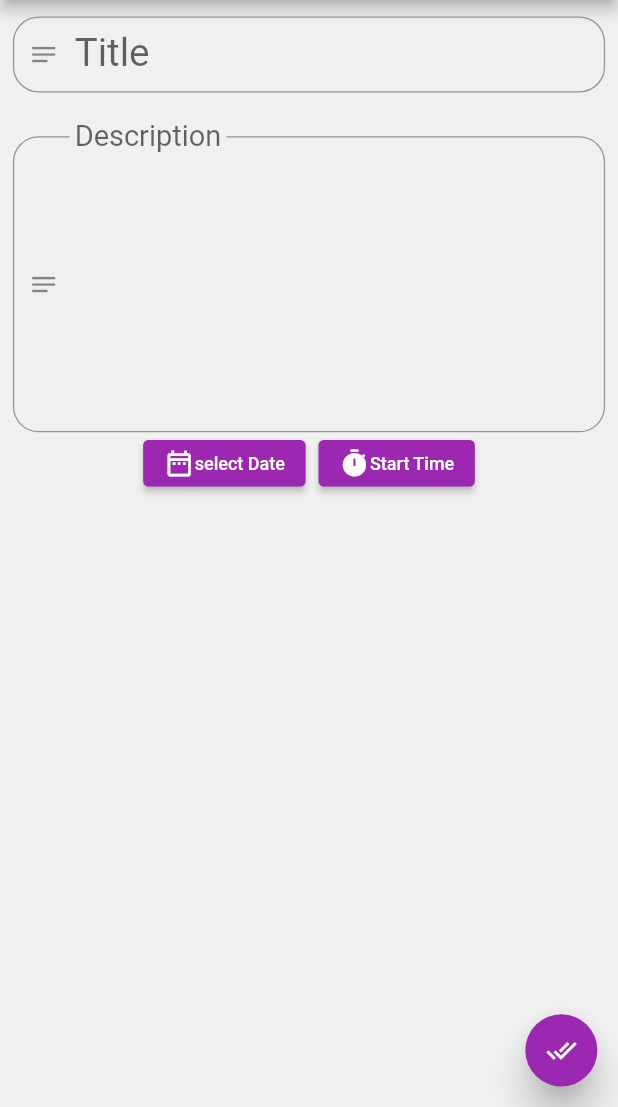
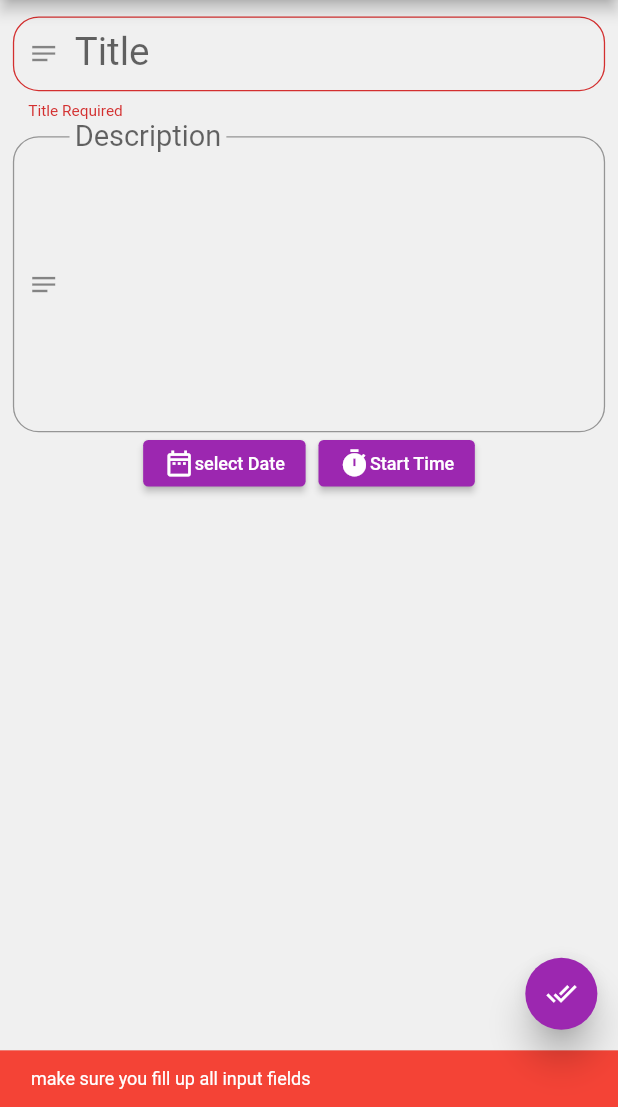
Before and after one commit to Galzysoft/Todolist, a Flutter app: the CreateTodo screen opened directly, after a tap on the "done all" icon, on a phone screen of 412 x 824 dp, the part 129-1236 px from its top. Run offline on Flutter 3.47's test engine with Material 2 defaults, Android fonts, the phone set to English and light mode, and no system bars; our stand-ins replace responsive_framework, sqflite, substring_highlight; accounts and stored records are empty.

Commit message:
todo completed with update and search

```diff
--- a/lib/constants/src/database_constant.dart
+++ b/lib/constants/src/database_constant.dart
@@ -6,6 +6,7 @@ class Db_c{
   static const String todoTable="To_do";
  ///todo columns
 
+  static const String todo_id="id";
   static const String todo_title="title";
   static const String todo_description="description";
   static const String todo_date="date";
--- a/lib/database/database.dart
+++ b/lib/database/database.dart
@@ -12,7 +12,7 @@ class Databases {
   static Future<void> dbconnector2() async {
     try {
 //    lets define out db name
-      String dbname = "/todo.db";
+      String dbname = "/todo1.db";
 //lets get the mobile  default  db path
       String mobilepath = await getDatabasesPath();
 
@@ -21,7 +21,7 @@ class Databases {
       // deleteDatabase(path)
 //lets open our db with this db part
 
-      DB = await openDatabase(dbpath, version: 3, onCreate: (db, version) {
+      DB = await openDatabase(dbpath, version: 1, onCreate: (db, version) {
         print("(yess we create it)");
       }, onOpen: (database) {
         DB = database;
@@ -37,7 +37,7 @@ class Databases {
     ///  lets create  to_do table
     try {
       DB?.execute(
-        '''create table ${Db_c.todoTable} ( ${Db_c.todo_title} text, ${Db_c.todo_description} text, ${Db_c.todo_date} text, ${Db_c.todo_time} text )''',
+        '''create table ${Db_c.todoTable} ( ${Db_c.todo_id} integer primary key autoincrement , ${Db_c.todo_title} text, ${Db_c.todo_description} text, ${Db_c.todo_date} text, ${Db_c.todo_time} text )''',
       );
       print("todoTable is created");
     } on Exception catch (e) {
@@ -73,23 +73,30 @@ class Databases {
     }
   }
 
-  static Future<void> updateTodoa() async {
+  static Future<bool> updateTodoa   ( {
+    required var todo_id,
+    required String todo_title,
+  required String todo_description,
+  required String todo_date,
+  required String todo_time}) async  {
     try {
       await DB?.execute(
-          "UPDATE ${Db_c.todoTable} Set ${Db_c.todo_description} = ? WHERE ${Db_c.todo_title}= ?",
-          ["am happy", "aba"]);
+          "UPDATE ${Db_c.todoTable} Set ${Db_c.todo_title} = ?, ${Db_c.todo_description} = ?,${Db_c.todo_date} = ? ,${Db_c.todo_time} = ? WHERE ${Db_c.todo_id}= ?",
+          [todo_title,todo_description,todo_date,todo_time,todo_id]);
       print("updated successfully");
       selctToDo();
+      return true;
+
     } on Exception catch (e) {
       print("not updated");
+      return false;
     }
   }
 
-  static Future<void> deleteTodo() async {
+  static Future<void> deleteTodo({var id}) async {
     try {
       await DB?.execute(
-          " DELETE FROM ${Db_c.todoTable} WHERE ${Db_c.todo_title} = ? ",
-          ["aba"]);
+          " DELETE FROM ${Db_c.todoTable} where ${Db_c.todo_id} = ?", [id]);
       print("file deleted ");
     } on Exception catch (e) {
       print("delete failed $e");
@@ -99,9 +106,11 @@ class Databases {
 
   static Future<List<TodoModel>> selctToDo() async {
     var Result = await DB!.rawQuery("SELECT * FROM ${Db_c.todoTable}");
+
     ///  select statement with a condition
     //   var Result = await DB!.rawQuery("SELECT * FROM ${Db_c.todoTable} WHERE ${Db_c.todo_title} = ? ",["onyeka"]);
-    String v="onyeka";
+    String v = "onyeka";
+
     /// statement method
     // var Result = await DB!.rawQuery("SELECT * FROM ${Db_c.todoTable} WHERE ${Db_c.todo_title} = $v");
     /// these is been used to perform search  querying of any appearance of  such values
@@ -109,27 +118,56 @@ class Databases {
 //     var Result = await DB!.rawQuery("SELECT * FROM ${Db_c.todoTable} WHERE ${Db_c.todo_description} LIKE ? OR ${Db_c.todo_title} LIKE ? ",["%good%","%london%"]);
 
     if (Result.length != 0) {
-
       /// since our result is a list of map then we need to loop through it and store its ind
       /// individual element as an instance of  our todomodel and store it as a list
       ///
       // List<TodoModel> todoList=Result.map((json) => TodoModel.fromjson(json)).toList();
-      List<TodoModel> todoList=[];
+      List<TodoModel> todoList = [];
+
       ///or
-      for(int i=0;i<Result.length;i++){
-        Map mapresult=Result[i];
+      for (int i = 0; i < Result.length; i++) {
+        Map mapresult = Result[i];
+
         /// let serialize the  mapresult and store it in an instance and store it in  our todoList
-        todoList.add(TodoModel.fromjson(mapresult))  ;
-
+        todoList.add(TodoModel.fromjson(mapresult));
       }
 
-      print("Result is not empty  ${Result}");
+      print("Result is not udtate empty  ${Result}");
       return todoList;
-
-
     } else {
       print("Result is  empty");
       return [];
     }
   }
+
+  static Future<List<TodoModel>> searchToDo(String search) async {
+      /// these is been used to perform search  querying of any appearance of  such values
+    var Result = await DB!.rawQuery("SELECT * FROM ${Db_c.todoTable} WHERE ${Db_c.todo_title} LIKE ? ",["%$search%"]);
+//     var Result = await DB!.rawQuery("SELECT * FROM ${Db_c.todoTable} WHERE ${Db_c.todo_description} LIKE ? OR ${Db_c.todo_title} LIKE ? ",["%good%","%london%"]);
+
+    if (Result.length != 0) {
+      /// since our result is a list of map then we need to loop through it and store its ind
+      /// individual element as an instance of  our todomodel and store it as a list
+      ///
+      // List<TodoModel> todoList=Result.map((json) => TodoModel.fromjson(json)).toList();
+      List<TodoModel> todoList = [];
+
+      ///or
+      for (int i = 0; i < Result.length; i++) {
+        Map mapresult = Result[i];
+
+        /// let serialize the  mapresult and store it in an instance and store it in  our todoList
+        todoList.add(TodoModel.fromjson(mapresult));
       }
+
+      print("Result is not udtate empty  ${Result}");
+      return todoList;
+    } else {
+      print("Result is  empty");
+      return [];
+    }
+  }
+
+
+
+}
--- a/lib/main.dart
+++ b/lib/main.dart
@@ -28,6 +28,7 @@ class MyApp extends StatelessWidget {
       ChangeNotifierProvider.value(value: CreateTodoController()),],
       child: MaterialApp(
         title: 'Flutter Demo',
+        debugShowCheckedModeBanner: false,
         theme: ThemeData(
           // This is the theme of your application.
           //
--- a/lib/screens/create_todo/create_todo.dart
+++ b/lib/screens/create_todo/create_todo.dart
@@ -8,7 +8,8 @@ import 'package:todoapp/screens/todo/pagewidget/todoCard.dart';
 import 'controllers/createTodoController.dart';
 
 class CreateTodo extends StatefulWidget {
-  const CreateTodo({Key? key}) : super(key: key);
+  const CreateTodo({Key? key, this.snapshot}) : super(key: key);
+  final snapshot;
 
   @override
   State<CreateTodo> createState() => _CreateTodoState();
@@ -16,25 +17,71 @@ class CreateTodo extends StatefulWidget {
 
 class _CreateTodoState extends State<CreateTodo> {
   var _future;
+  TextEditingController? title;
+  TextEditingController? details;
 
   @override
-  InitState() {
+  initState() {
+    print("my passed snapshot ${widget.snapshot}");
+    title = TextEditingController(
+        text: widget.snapshot == null ? "" : widget.snapshot.title);
+    details = TextEditingController(
+        text: widget.snapshot == null ? " " : widget.snapshot.description);
+    super.initState();
+  }
 
-  }
-TextEditingController title=TextEditingController();
-  TextEditingController details=TextEditingController(text: " ");
+  final formkey = GlobalKey<FormState>();
+
   @override
   Widget build(BuildContext context) {
     var providerListenTrue =
         Provider.of<CreateTodoController>(context, listen: true);
     var providerListenFalse =
         Provider.of<CreateTodoController>(context, listen: false);
-    return Scaffold(
+
+    /// we  make use of tyhe
+    return WillPopScope(
+      onWillPop: () async {
+        print("ada");
+
+        /// we want to return values back to the previos page  so we uses  Navigator.pop(context, "emma");
+        if( widget.snapshot != null ) {
+          bool update = await Databases.updateTodoa(
+              todo_id: widget.snapshot.id,
+              todo_title: title!.text,
+              todo_description: details!.text,
+              todo_date: providerListenTrue.selectedDate,
+              todo_time: providerListenTrue.selectedTime);
+          if (update) {
+            ScaffoldMessenger.of(context)
+                .showSnackBar(SnackBar(backgroundColor: Colors.green,
+                content: Text("Updated Sucessfully")));
+          } else {
+            ScaffoldMessenger.of(context).showSnackBar(SnackBar(
+                backgroundColor: Colors.red,
+                content: Text("Updated not Sucessfull")));
+          }
+          Navigator.pop(context, "emma");
+        }
+        return true;
+      },
+      child: Scaffold(
         backgroundColor: Color(0xffF0F0F0),
         floatingActionButtonLocation: FloatingActionButtonLocation.endFloat,
-      floatingActionButton: FloatingActionButton(
+        floatingActionButton:widget.snapshot != null ?SizedBox() :FloatingActionButton(
             onPressed: () {
-            providerListenFalse.createTodo(todo_title: title.text, todo_description: details.text, todo_date: providerListenTrue.selectedDate, todo_time: providerListenTrue.selectedTime);
+              if (formkey.currentState!.validate()) {
+                providerListenFalse.createTodo(
+                    context: context,
+                    todo_title: title!.text,
+                    todo_description: details!.text,
+                    todo_date: providerListenTrue.selectedDate,
+                    todo_time: providerListenTrue.selectedTime);
+              } else {
+                ScaffoldMessenger.of(context).showSnackBar(SnackBar(
+                    backgroundColor: Colors.red,
+                    content: Text("make sure you fill up all input fields")));
+              }
             },
             elevation: 10,
             hoverElevation: 20,
@@ -65,8 +112,11 @@ TextEditingController title=TextEditingController();
                         mainAxisAlignment: MainAxisAlignment.start,
                         children: [
                           Text("Create Todo",
-                            style:
-                                TextStyle(color: Colors.purple, fontSize: 40)),
+                              style: TextStyle(
+                                  color: providerListenTrue.isdone
+                                      ? Colors.green
+                                      : Colors.purple,
+                                  fontSize: 40)),
                         ],
                       ),
                     ],
@@ -76,13 +126,21 @@ TextEditingController title=TextEditingController();
             ),
           ),
         ),
-      body: ListView(children: [
+        body: Form(
+          key: formkey,
+          child: ListView(children: [
             Padding(
                 padding: const EdgeInsets.only(top: 13.0, left: 10, right: 10),
                 child: SizedBox(
                   height: 80,
                   width: 300,
-              child: TextFormField(controller: title,
+                  child: TextFormField(
+                    controller: title,
+                    validator: (validate) {
+                      if (validate!.isEmpty) {
+                        return "Title Required";
+                      }
+                    },
                     decoration: InputDecoration(
                       prefixIcon: Icon(Icons.notes),
                       labelText: "Title",
@@ -101,7 +159,8 @@ TextEditingController title=TextEditingController();
                 padding: const EdgeInsets.only(top: 13.0, left: 10, right: 10),
                 child: SizedBox(
                   width: 300,
-              child: TextFormField(controller: details,
+                  child: TextFormField(
+                    controller: details,
                     maxLines: 10,
                     decoration: InputDecoration(
                       prefixIcon: Icon(Icons.notes),
@@ -121,7 +180,9 @@ TextEditingController title=TextEditingController();
               mainAxisAlignment: MainAxisAlignment.center,
               children: [
                 ElevatedButton(
-                onPressed: () {providerListenFalse.showCalender(context);},
+                    onPressed: () {
+                      providerListenFalse.showCalender(context);
+                    },
                     child: Row(
                       children: [
                         Icon(Icons.date_range_outlined),
@@ -132,7 +193,9 @@ TextEditingController title=TextEditingController();
                   width: 10,
                 ),
                 ElevatedButton(
-                onPressed: () {providerListenFalse.showTime(context);},
+                    onPressed: () {
+                      providerListenFalse.showTime(context);
+                    },
                     child: Row(
                       children: [
                         Icon(Icons.timer),
@@ -142,6 +205,8 @@ TextEditingController title=TextEditingController();
               ],
             )
           ]),
+        ),
+      ),
     );
   }
 }
--- a/lib/screens/todo/model/todo_model.dart
+++ b/lib/screens/todo/model/todo_model.dart
@@ -1,15 +1,16 @@
 class TodoModel{
 
 ///   lets create  a constructor to be able to pass in datas to this class
-
+ late var id;
  late var title;
  late var description;
  late var date;
  late var time;
 
-TodoModel({required this.title,required this.description,required this.date,required this.time});
+TodoModel({required this.id,required this.title,required this.description,required this.date,required this.time});
 
 TodoModel.fromjson( Map <dynamic,dynamic> json){
+ id=json["id"];
 title=json["title"];
 description=json["description"];
 date=json["date"];
--- a/pubspec.yaml
+++ b/pubspec.yaml
@@ -36,6 +36,8 @@ dependencies:
   sqflite: ^2.0.3
   provider: ^6.0.3
   intl: ^0.17.0
+#  for highligting test
+  substring_highlight: ^1.0.33
   # The following adds the Cupertino Icons font to your application.
   # Use with the CupertinoIcons class for iOS style icons.
   cupertino_icons: ^1.0.2
```
Also changed, not shown: lib/screens/create_todo/controllers/createTodoController.dart (+68 -8 lines), lib/screens/create_todo/pagewidget/todoCard.dart (deleted, +0 -100 lines), lib/screens/todo/controllers/todoController.dart (+54 -3 lines), lib/screens/todo/pagewidget/todoCard.dart (+49 -22 lines), lib/screens/todo/todo.dart (+14 -4 lines), pubspec.lock. Lines whose indentation alone changed are shown as unchanged.
